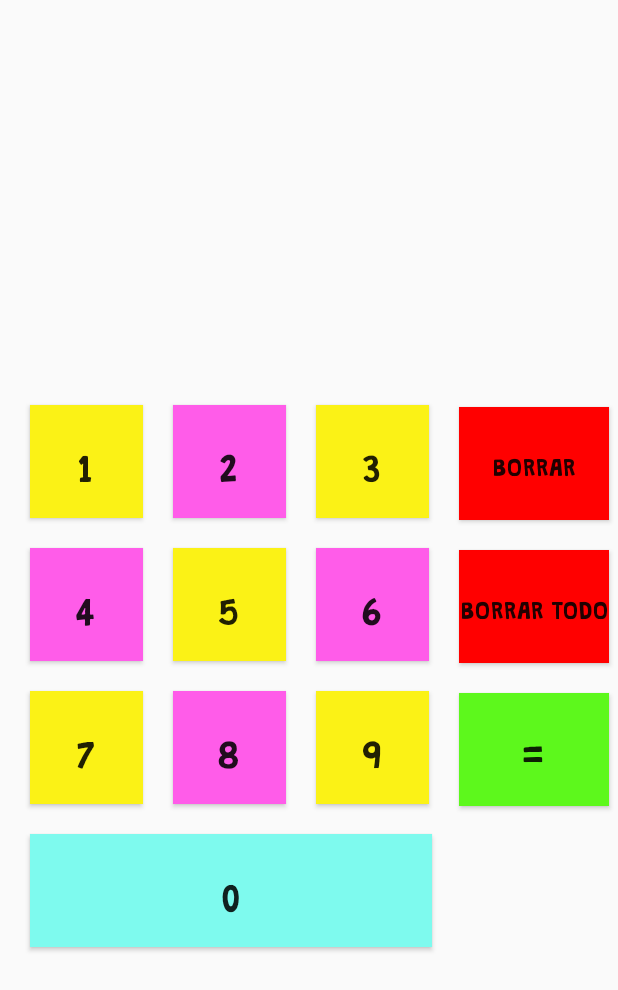
After one commit to SantiagoCernadas/infantipedia, an Android app: the CalculadoraActivity screen opened directly, with no data from a screen before it, on a phone screen of 412 x 824 dp. The commit adds this screen. Shown: the top 990 px of the screen. Run offline under Robolectric (Android 15) with nearby library versions, the phone set to English and light mode, and no system bars.

Commit message:
Version 0.17: programada y diseñada calculadora infantil interactiva con botones de borrar y resultado ademas de contar con botones del 0 al 9.

```diff
--- a/app/src/main/AndroidManifest.xml
+++ b/app/src/main/AndroidManifest.xml
@@ -9,10 +9,11 @@
         android:roundIcon="@mipmap/ic_launcher_round"
         android:supportsRtl="true"
         android:theme="@style/Theme.AppCompat.Light.NoActionBar">
+        <activity android:name=".CalculadoraActivity"></activity>
         <activity
             android:name=".PrimerActivity"
             android:exported="true"
-            android:screenOrientation="portrait" >
+            android:screenOrientation="portrait">
             <intent-filter>
                 <action android:name="android.intent.action.MAIN" />
 
@@ -26,8 +27,7 @@
             android:screenOrientation="portrait" />
         <activity
             android:name=".MainActivity"
-            android:screenOrientation="portrait">
-        </activity>
+            android:screenOrientation="portrait"></activity>
     </application>
 
 </manifest>
--- /dev/null
+++ b/app/src/main/java/com/example/proyectodante/CalculadoraActivity.java
@@ -0,0 +1,118 @@
+package com.example.proyectodante;
+
+import androidx.appcompat.app.AppCompatActivity;
+
+import android.os.Bundle;
+import android.view.View;
+import android.widget.Switch;
+import android.widget.TextView;
+import android.widget.Toast;
+
+public class CalculadoraActivity extends AppCompatActivity {
+
+    private TextView txtNum1, txtNum2, txtSigno, txtResultado, txtIgual;
+    private String signo;
+    @Override
+    protected void onCreate(Bundle savedInstanceState) {
+        super.onCreate(savedInstanceState);
+        setContentView(R.layout.activity_calculadora);
+        signo = getIntent().getStringExtra("signo");
+        txtNum1 = findViewById(R.id.txt_num1);
+        txtNum2 = findViewById(R.id.txt_num2);
+        txtSigno = findViewById(R.id.txt_signo);
+        txtResultado = findViewById(R.id.txt_resultado);
+        txtIgual = findViewById(R.id.txt_igual);
+        txtNum1.setText("");
+        txtNum2.setText("");
+    }
+
+    public void calcular(View view){
+        if(txtNum1.getText().toString().equals("") || txtNum2.getText().toString().equals("")){
+            Toast.makeText(this,"Porfavor ingrese dos numeros.",Toast.LENGTH_SHORT).show();
+        }
+        else{
+            int num1Int = Integer.parseInt(txtNum1.getText().toString());
+            int num2Int = Integer.parseInt(txtNum2.getText().toString());
+            int resultado;
+            if (signo.equals("+")){
+                resultado = num1Int + num2Int;
+            }
+            else {
+                resultado = num1Int - num2Int;
+            }
+            txtIgual.setText("=");
+            txtResultado.setText(String.valueOf(resultado));
+        }
+    }
+
+    public void numPresionado(View view){
+
+        int idNum = view.getId();
+        if(txtNum1.getText().toString().equals("")){
+            asignarNumero(txtNum1,idNum);
+            txtSigno.setText(signo);
+        }
+        else if(txtNum2.getText().toString().equals("")){
+            asignarNumero(txtNum2,idNum);
+        }
+    }
+
+    public void Retroceder(View view){
+        if(!txtResultado.getText().toString().equals("")){
+            txtResultado.setText("");
+            txtIgual.setText("");
+        }
+        else if(!txtNum2.getText().toString().equals("")){
+            txtNum2.setText("");
+        }
+        else if(!txtNum1.getText().toString().equals("")){
+            txtSigno.setText("");
+            txtNum1.setText("");
+        }
+    }
+    public void borrarTodo(View view){
+        txtNum1.setText("");
+        txtNum2.setText("");
+        txtSigno.setText("");
+        txtIgual.setText("");
+        txtResultado.setText("");
+    }
+
+    public void asignarNumero(TextView tv,int idNum){
+        switch (idNum){
+            case R.id.button_num1:
+                tv.setText("1");
+                break;
+            case R.id.button_num2:
+                tv.setText("2");
+                break;
+            case R.id.button_num3:
+                tv.setText("3");
+                break;
+            case R.id.button_num4:
+                tv.setText("4");
+                break;
+            case R.id.button_num5:
+                tv.setText("5");
+                break;
+            case R.id.button_num6:
+                tv.setText("6");
+                break;
+            case R.id.button_num7:
+                tv.setText("7");
+                break;
+            case R.id.button_num8:
+                tv.setText("8");
+                break;
+            case R.id.button_num9:
+                tv.setText("9");
+                break;
+            case R.id.button_num0:
+                tv.setText("0");
+                break;
+            default:
+                tv.setText("ERROR");
+                break;
+        }
+    }
+}
--- a/app/src/main/java/com/example/proyectodante/MathActivity.java
+++ b/app/src/main/java/com/example/proyectodante/MathActivity.java
@@ -2,7 +2,9 @@ package com.example.proyectodante;
 
 import androidx.appcompat.app.AppCompatActivity;
 
+import android.content.Intent;
 import android.os.Bundle;
+import android.view.View;
 
 public class MathActivity extends AppCompatActivity {
     @Override
@@ -10,4 +12,17 @@ public class MathActivity extends AppCompatActivity {
         super.onCreate(savedInstanceState);
         setContentView(R.layout.activity_mat);
     }
+
+    public void signoSumar(View view){
+        iniciarCalculadora("+");
+    }
+    public void signoRestar(View view){
+        iniciarCalculadora("-");
+    }
+
+    public void iniciarCalculadora(String signo){
+        Intent i = new Intent(this,CalculadoraActivity.class);
+        i.putExtra("signo",signo);
+        startActivity(i);
+    }
 }
--- a/app/src/main/java/com/example/proyectodante/PrimerActivity.java
+++ b/app/src/main/java/com/example/proyectodante/PrimerActivity.java
@@ -23,16 +23,20 @@ public class PrimerActivity extends AppCompatActivity {
         if(nombre.equals("")){
             Toast.makeText(this,"Porfavor ingrese un nombre.",Toast.LENGTH_SHORT).show();
         }
+        else if(nombre.equals("invitado")){
+            Toast.makeText(this,"Nombre invalido. Porfavor ingrese otro",Toast.LENGTH_SHORT).show();
+        }
         else{
-            Intent i = new Intent(this,MainActivity.class);
-            i.putExtra("usuario",nombre);
-            startActivity(i);
-            finish();
+            iniciarAPP(nombre);
         }
     }
 
     public void logInvitado(View view){
         String nombre = "invitado";
+        iniciarAPP(nombre);
+    }
+
+    public void iniciarAPP(String nombre){
         Intent i = new Intent(this,MainActivity.class);
         i.putExtra("usuario",nombre);
         startActivity(i);
--- /dev/null
+++ b/app/src/main/res/layout/activity_calculadora.xml
@@ -0,0 +1,290 @@
+<?xml version="1.0" encoding="utf-8"?>
+<RelativeLayout xmlns:android="http://schemas.android.com/apk/res/android"
+    xmlns:app="http://schemas.android.com/apk/res-auto"
+    xmlns:tools="http://schemas.android.com/tools"
+    android:layout_width="match_parent"
+    android:layout_height="match_parent"
+    tools:context=".CalculadoraActivity">
+
+    <LinearLayout
+        android:layout_width="match_parent"
+        android:layout_height="102dp"
+        android:layout_alignParentStart="true"
+        android:layout_alignParentLeft="true"
+        android:layout_alignParentTop="true"
+        android:layout_marginStart="0dp"
+        android:layout_marginLeft="0dp"
+        android:layout_marginTop="75dp"
+        android:orientation="horizontal"
+        app:layout_constraintEnd_toEndOf="parent"
+        app:layout_constraintStart_toStartOf="parent"
+        app:layout_constraintTop_toTopOf="parent">
+
+        <TextView
+            android:id="@+id/txt_num1"
+            android:layout_width="wrap_content"
+            android:layout_height="wrap_content"
+            android:layout_marginStart="90sp"
+            android:layout_marginLeft="90sp"
+            android:layout_weight="0"
+            android:fontFamily="@font/grandstanderclean"
+            android:gravity="center"
+            android:text="@string/txt_vacio"
+            android:textSize="50sp" />
+
+        <TextView
+            android:id="@+id/txt_signo"
+            android:layout_width="wrap_content"
+            android:layout_height="wrap_content"
+            android:layout_marginStart="20sp"
+            android:layout_marginLeft="20sp"
+            android:layout_weight="0"
+            android:fontFamily="@font/grandstanderclean"
+            android:gravity="center"
+            android:text="@string/txt_vacio"
+            android:textSize="50sp" />
+
+        <TextView
+            android:id="@+id/txt_num2"
+            android:layout_width="wrap_content"
+            android:layout_height="wrap_content"
+            android:layout_marginStart="20sp"
+            android:layout_marginLeft="20sp"
+            android:layout_weight="0"
+            android:fontFamily="@font/grandstanderclean"
+            android:gravity="center"
+            android:text="@string/txt_vacio"
+            android:textSize="50sp" />
+
+        <TextView
+            android:id="@+id/txt_igual"
+            android:layout_width="wrap_content"
+            android:layout_height="wrap_content"
+            android:layout_marginStart="20sp"
+            android:layout_marginLeft="20sp"
+            android:layout_weight="0"
+            android:fontFamily="@font/grandstanderclean"
+            android:gravity="center"
+            android:text="@string/txt_vacio"
+            android:textSize="50sp" />
+
+        <TextView
+            android:id="@+id/txt_resultado"
+            android:layout_width="wrap_content"
+            android:layout_height="wrap_content"
+            android:layout_marginStart="20sp"
+            android:layout_marginLeft="20sp"
+            android:layout_weight="0"
+            android:fontFamily="@font/grandstanderclean"
+            android:gravity="center"
+            android:text="@string/txt_vacio"
+            android:textSize="50sp" />
+    </LinearLayout>
+
+    <Button
+        android:id="@+id/button_num1"
+        android:layout_width="75sp"
+        android:layout_height="75sp"
+        android:layout_alignParentStart="true"
+        android:layout_alignParentLeft="true"
+        android:layout_alignParentTop="true"
+        android:layout_marginStart="20dp"
+        android:layout_marginLeft="20dp"
+        android:layout_marginTop="270sp"
+        android:background="#FBF216"
+        android:fontFamily="@font/grandstanderclean"
+        android:onClick="numPresionado"
+        android:text="@string/button_cal1"
+        android:textSize="22sp" />
+
+    <Button
+        android:id="@+id/button_num2"
+        android:layout_width="75sp"
+        android:layout_height="75sp"
+        android:layout_alignParentTop="true"
+        android:layout_marginStart="20dp"
+        android:layout_marginLeft="20dp"
+        android:layout_marginTop="270sp"
+        android:layout_toEndOf="@+id/button_num1"
+        android:layout_toRightOf="@+id/button_num1"
+        android:background="#FF5CE9"
+        android:fontFamily="@font/grandstanderclean"
+        android:onClick="numPresionado"
+        android:text="@string/button_cal2"
+        android:textSize="22sp" />
+
+    <Button
+        android:id="@+id/button_num3"
+        android:layout_width="75sp"
+        android:layout_height="75sp"
+        android:layout_alignParentTop="true"
+        android:layout_marginStart="20sp"
+        android:layout_marginLeft="20sp"
+        android:layout_marginTop="270sp"
+        android:layout_toEndOf="@+id/button_num2"
+        android:layout_toRightOf="@+id/button_num2"
+        android:background="#FBF216"
+        android:fontFamily="@font/grandstanderclean"
+        android:onClick="numPresionado"
+        android:text="@string/button_cal3"
+        android:textSize="22sp" />
+
+    <Button
+        android:id="@+id/button_num4"
+        android:layout_width="75sp"
+        android:layout_height="75sp"
+        android:layout_below="@+id/button_num1"
+        android:layout_alignParentStart="true"
+        android:layout_alignParentLeft="true"
+        android:layout_marginStart="20dp"
+        android:layout_marginLeft="20dp"
+        android:layout_marginTop="20sp"
+        android:background="#FF5CE9"
+        android:fontFamily="@font/grandstanderclean"
+        android:onClick="numPresionado"
+        android:text="@string/button_cal4"
+        android:textSize="22sp" />
+
+    <Button
+        android:id="@+id/button_num5"
+        android:layout_width="75sp"
+        android:layout_height="75sp"
+        android:layout_below="@+id/button_num2"
+        android:layout_marginStart="20sp"
+        android:layout_marginLeft="20sp"
+        android:layout_marginTop="20sp"
+        android:layout_toEndOf="@+id/button_num4"
+        android:layout_toRightOf="@+id/button_num4"
+        android:background="#FBF216"
+        android:fontFamily="@font/grandstanderclean"
+        android:onClick="numPresionado"
+        android:text="@string/button_cal5"
+        android:textSize="22sp" />
+
+    <Button
+        android:id="@+id/button_num6"
+        android:layout_width="75sp"
+        android:layout_height="75sp"
+        android:layout_below="@+id/button_num3"
+        android:layout_marginStart="20sp"
+        android:layout_marginLeft="20sp"
+        android:layout_marginTop="20sp"
+        android:layout_toEndOf="@+id/button_num5"
+        android:layout_toRightOf="@+id/button_num5"
+        android:background="#FF5CE9"
+        android:fontFamily="@font/grandstanderclean"
+        android:onClick="numPresionado"
+        android:text="@string/button_cal6"
+        android:textSize="22sp" />
+
+    <Button
+        android:id="@+id/button_num7"
+        android:layout_width="75sp"
+        android:layout_height="75sp"
+        android:layout_below="@+id/button_num4"
+        android:layout_alignParentStart="true"
+        android:layout_alignParentLeft="true"
+        android:layout_marginStart="20dp"
+        android:layout_marginLeft="20dp"
+        android:layout_marginTop="20sp"
+        android:background="#FBF216"
+        android:fontFamily="@font/grandstanderclean"
+        android:onClick="numPresionado"
+        android:text="@string/button_cal7"
+        android:textSize="22sp" />
+
+    <Button
+        android:id="@+id/button_num8"
+        android:layout_width="75sp"
+        android:layout_height="75sp"
+        android:layout_below="@+id/button_num5"
+        android:layout_marginStart="20sp"
+        android:layout_marginLeft="20sp"
+        android:layout_marginTop="20sp"
+        android:layout_toEndOf="@+id/button_num7"
+        android:layout_toRightOf="@+id/button_num7"
+        android:background="#FF5CE9"
+        android:fontFamily="@font/grandstanderclean"
+        android:onClick="numPresionado"
+        android:text="@string/button_cal8"
+        android:textSize="22sp" />
+
+    <Button
+        android:id="@+id/button_num9"
+        android:layout_width="75sp"
+        android:layout_height="75sp"
+        android:layout_below="@+id/button_num6"
+        android:layout_marginStart="20sp"
+        android:layout_marginLeft="20sp"
+        android:layout_marginTop="20sp"
+        android:layout_toEndOf="@+id/button_num8"
+        android:layout_toRightOf="@+id/button_num8"
+        android:background="#FBF216"
+        android:fontFamily="@font/grandstanderclean"
+        android:onClick="numPresionado"
+        android:text="@string/button_cal9"
+        android:textSize="22sp" />
+
+    <Button
+        android:id="@+id/button_num0"
+        android:layout_width="268dp"
+        android:layout_height="75dp"
+        android:layout_below="@+id/button_num8"
+        android:layout_alignParentStart="true"
+        android:layout_alignParentLeft="true"
+        android:layout_marginStart="20dp"
+        android:layout_marginLeft="20dp"
+        android:layout_marginTop="20dp"
+        android:background="#7EFAEE"
+        android:fontFamily="@font/grandstanderclean"
+        android:onClick="numPresionado"
+        android:text="@string/button_cal0"
+        android:textSize="22sp" />
+
+    <Button
+        android:id="@+id/button20"
+        android:layout_width="100dp"
+        android:layout_height="75dp"
+        android:layout_alignParentTop="true"
+        android:layout_marginStart="20dp"
+        android:layout_marginLeft="20dp"
+        android:layout_marginTop="271dp"
+        android:layout_toEndOf="@+id/button_num3"
+        android:layout_toRightOf="@+id/button_num3"
+        android:background="#FF0000"
+        android:fontFamily="@font/grandstanderclean"
+        android:onClick="Retroceder"
+        android:text="@string/button_cal_borrar" />
+
+    <Button
+        android:id="@+id/button21"
+        android:layout_width="100sp"
+        android:layout_height="75sp"
+        android:layout_below="@+id/button20"
+        android:layout_marginStart="20dp"
+        android:layout_marginLeft="20dp"
+        android:layout_marginTop="20dp"
+        android:layout_toEndOf="@+id/button_num6"
+        android:layout_toRightOf="@+id/button_num6"
+        android:background="#FF0000"
+        android:fontFamily="@font/grandstanderclean"
+        android:onClick="borrarTodo"
+        android:text="@string/button_cal_borrartodo" />
+
+    <Button
+        android:id="@+id/button23"
+        android:layout_width="100dp"
+        android:layout_height="75dp"
+        android:layout_below="@+id/button21"
+        android:layout_marginStart="20dp"
+        android:layout_marginLeft="20dp"
+        android:layout_marginTop="20dp"
+        android:layout_toEndOf="@+id/button_num9"
+        android:layout_toRightOf="@+id/button_num9"
+        android:background="#5DF81C"
+        android:fontFamily="@font/grandstanderclean"
+        android:onClick="calcular"
+        android:text="@string/button_cal_res"
+        android:textSize="22sp" />
+
+</RelativeLayout>
--- a/app/src/main/res/layout/activity_mat.xml
+++ b/app/src/main/res/layout/activity_mat.xml
@@ -31,6 +31,7 @@
         android:layout_marginTop="225sp"
         android:background="#26FF00"
         android:fontFamily="@font/grandstanderclean"
+        android:onClick="signoSumar"
         android:padding="7sp"
         android:text="@string/button_sum"
         android:textSize="30sp" />
@@ -44,6 +45,7 @@
         android:layout_marginTop="320dp"
         android:background="#00FFF7"
         android:fontFamily="@font/grandstanderclean"
+        android:onClick="signoRestar"
         android:padding="7sp"
         android:text="@string/button_rest"
         android:textSize="30sp" />
--- a/app/src/main/res/values/strings.xml
+++ b/app/src/main/res/values/strings.xml
@@ -7,7 +7,7 @@
     <string name="button_play">InfantiPlay</string>
 
     <string name="txt_Bienvenida">Bienvenido!</string>
-    <string name="txt_version">Version 0.09</string>
+    <string name="txt_version">Version 0.17</string>
 
 
     <string name="app_name">proyecto dante</string>
@@ -57,4 +57,20 @@
     <string name="button_sum">Sumar</string>
     <string name="button_rest">Restar</string>
 
+    <string name="txt_vacio"> </string>
+
+    <string name="button_cal1">1</string>
+    <string name="button_cal2">2</string>
+    <string name="button_cal3">3</string>
+    <string name="button_cal4">4</string>
+    <string name="button_cal5">5</string>
+    <string name="button_cal6">6</string>
+    <string name="button_cal7">7</string>
+    <string name="button_cal8">8</string>
+    <string name="button_cal9">9</string>
+    <string name="button_cal0">0</string>
+    <string name="button_cal_res">=</string>
+    <string name="button_cal_borrar">Borrar</string>
+    <string name="button_cal_borrartodo">Borrar todo</string>
+
 </resources>
```
